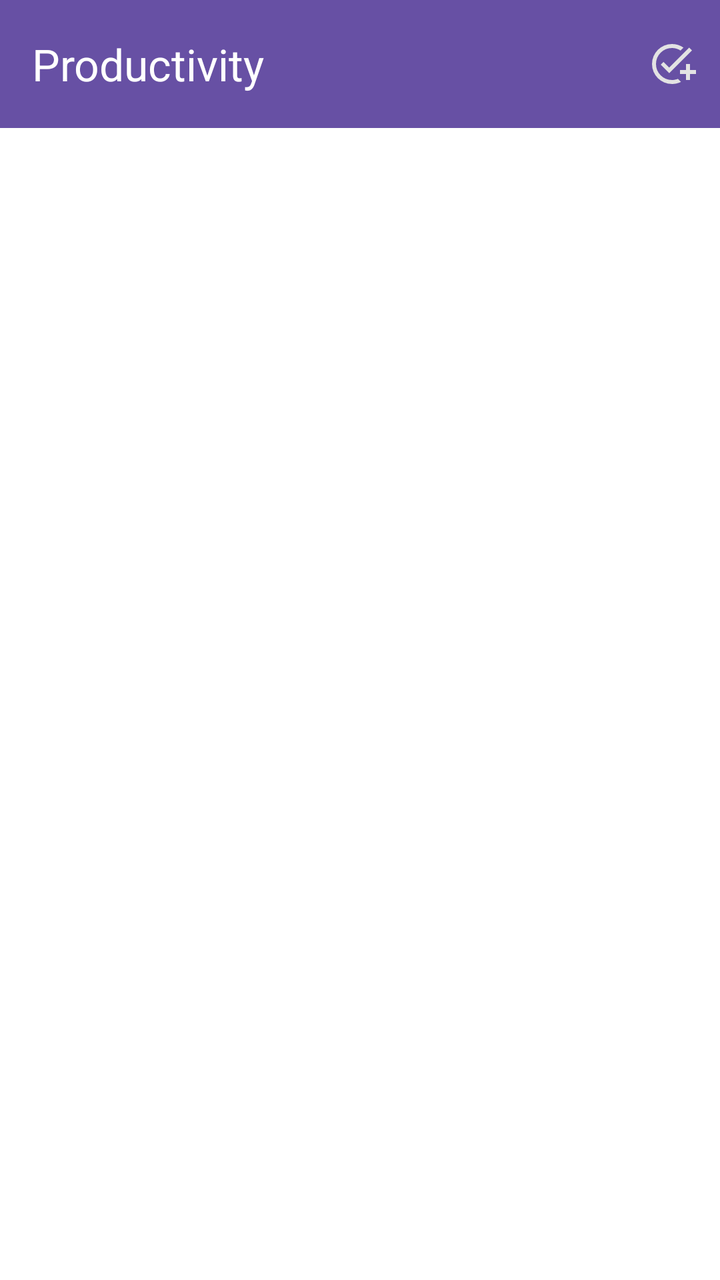
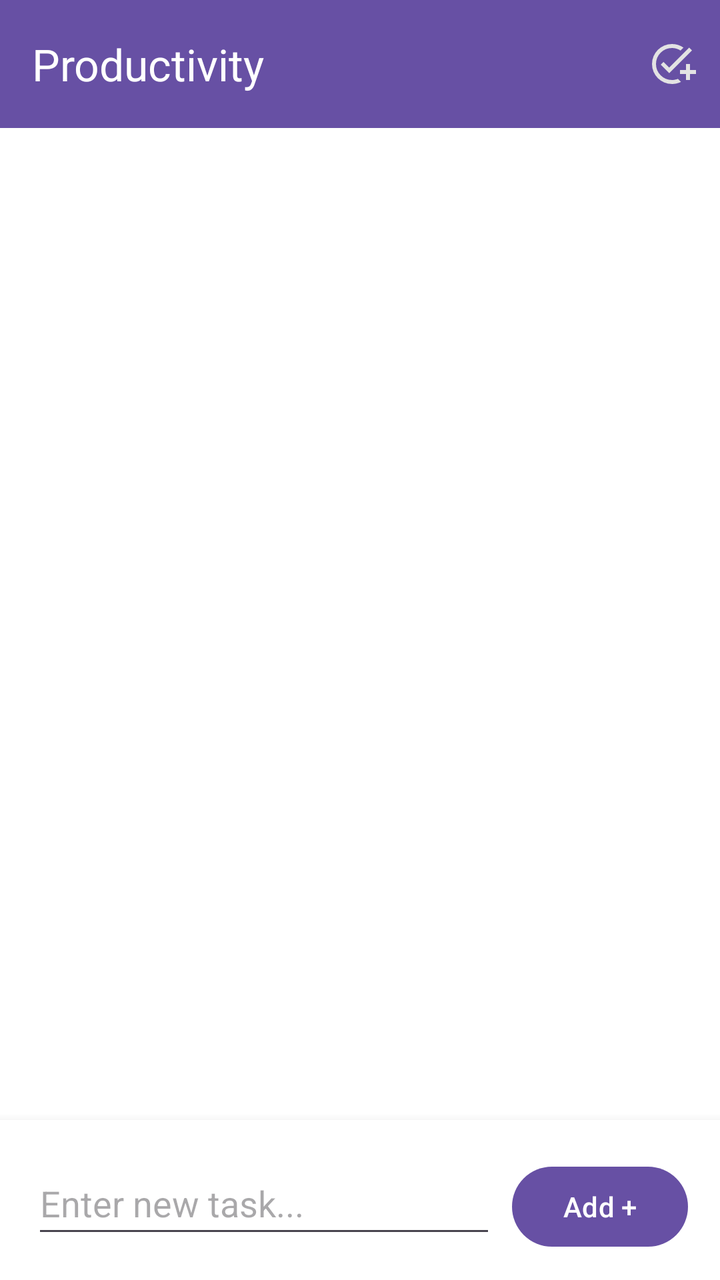

An Android layout rendered at two revisions. The XML below is the earlier revision; the diff shows what the commit changed to produce the second picture.
<!-- AndroidManifest.xml: application theme Theme.BetweenUs -->
<!-- res/layout/fragment_productivity.xml -->
<?xml version="1.0" encoding="utf-8"?>
<androidx.constraintlayout.widget.ConstraintLayout
    xmlns:android="http://schemas.android.com/apk/res/android"
    xmlns:app="http://schemas.android.com/apk/res-auto"
    android:layout_width="match_parent"
    android:layout_height="match_parent"
    android:background="@color/white">

    
    <com.google.android.material.appbar.MaterialToolbar
        android:id="@+id/productivityToolbar"
        android:layout_width="0dp"
        android:layout_height="wrap_content"
        android:background="?attr/colorPrimary"
        app:title="Productivity"
        app:titleTextColor="@android:color/white"
        app:menu="@menu/productivity_menu"
        app:layout_constraintTop_toTopOf="parent"
        app:layout_constraintStart_toStartOf="parent"
        app:layout_constraintEnd_toEndOf="parent" />

    
    <androidx.recyclerview.widget.RecyclerView
        android:id="@+id/taskRecyclerView"
        android:layout_width="0dp"
        android:layout_height="0dp"
        android:padding="12dp"
        app:layout_constraintTop_toBottomOf="@id/productivityToolbar"
        app:layout_constraintBottom_toBottomOf="parent"
        app:layout_constraintStart_toStartOf="parent"
        app:layout_constraintEnd_toEndOf="parent"/>

</androidx.constraintlayout.widget.ConstraintLayout>
<!-- resources referenced by this layout -->
<resources>
  <color name="white">#FFFFFFFF</color>
  <style name="Theme.BetweenUs" parent="Theme.MaterialComponents.DayNight.DarkActionBar">
          
          <item name="colorPrimary">@color/purple_500</item>
          <item name="colorPrimaryVariant">@color/purple_700</item>
          <item name="colorOnPrimary">@color/white</item>
          
          <item name="colorSecondary">@color/teal_200</item>
          <item name="colorSecondaryVariant">@color/teal_700</item>
          <item name="colorOnSecondary">@color/black</item>
          
          <item name="android:statusBarColor">?attr/colorPrimaryVariant</item>
          
      </style>
  <color name="purple_500">#FF6200EE</color>
  <color name="purple_700">#FF3700B3</color>
  <color name="teal_200">#FF03DAC5</color>
  <color name="teal_700">#FF018786</color>
  <color name="black">#FF000000</color>
</resources>

<!-- the commit's change to res/layout/fragment_productivity.xml (unified diff, before → after) -->
@@ -2,6 +2,7 @@
 <androidx.constraintlayout.widget.ConstraintLayout
     xmlns:android="http://schemas.android.com/apk/res/android"
     xmlns:app="http://schemas.android.com/apk/res-auto"
+    xmlns:tools="http://schemas.android.com/tools"
     android:layout_width="match_parent"
     android:layout_height="match_parent"
     android:background="@color/white">
@@ -26,8 +27,39 @@
         android:layout_height="0dp"
         android:padding="12dp"
         app:layout_constraintTop_toBottomOf="@id/productivityToolbar"
+        app:layout_constraintBottom_toTopOf="@id/addTaskLayout"
+        app:layout_constraintStart_toStartOf="parent"
+        app:layout_constraintEnd_toEndOf="parent" />
+
+    
+    <LinearLayout
+        android:id="@+id/addTaskLayout"
+        android:layout_width="match_parent"
+        android:layout_height="wrap_content"
+        android:orientation="horizontal"
+        android:padding="16dp"
+        android:background="@color/white"
+        android:elevation="8dp"
         app:layout_constraintBottom_toBottomOf="parent"
         app:layout_constraintStart_toStartOf="parent"
-        app:layout_constraintEnd_toEndOf="parent"/>
+        app:layout_constraintEnd_toEndOf="parent">
+
+        <EditText
+            android:id="@+id/et_task_input"
+            android:layout_width="0dp"
+            android:layout_height="wrap_content"
+            android:layout_weight="1"
+            android:hint="Enter new task..."
+            android:inputType="textCapSentences"
+            android:minHeight="48dp" />
+
+        <Button
+            android:id="@+id/btn_add_task"
+            android:layout_width="wrap_content"
+            android:layout_height="wrap_content"
+            android:layout_marginStart="8dp"
+            android:text="Add +" />
+
+    </LinearLayout>
 
 </androidx.constraintlayout.widget.ConstraintLayout>
